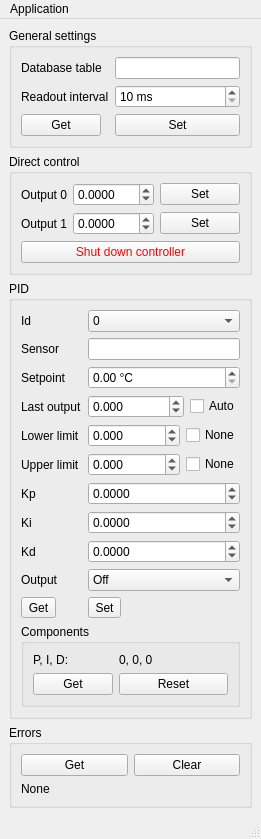
This is ControlPanel.ui in BenediktBurger/temperature-controller as Qt 5 draws it before an edit. The edited form follows.
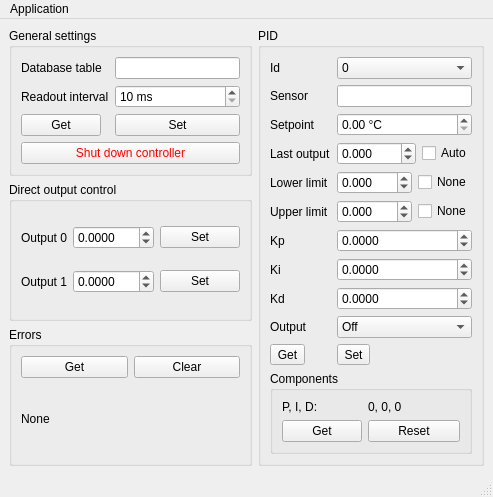
This is the edited form.

Commit message: Panel rearranged and tooltips added.

Diff of the .ui file:
```diff
--- a/ControlPanel.ui
+++ b/ControlPanel.ui
@@ -6,16 +6,16 @@
    <rect>
     <x>0</x>
     <y>0</y>
-    <width>243</width>
-    <height>767</height>
+    <width>453</width>
+    <height>452</height>
    </rect>
   </property>
   <property name="windowTitle">
    <string>Temperature Controller Control Panel</string>
   </property>
   <widget class="QWidget" name="centralwidget">
-   <layout class="QVBoxLayout" name="verticalLayout" stretch="0,0,0,0">
-    <item>
+   <layout class="QGridLayout" name="gridLayout_3">
+    <item row="0" column="0">
      <widget class="QGroupBox" name="gbGeneral">
       <property name="title">
        <string>General settings</string>
@@ -81,79 +81,7 @@
          </property>
         </widget>
        </item>
-      </layout>
-     </widget>
-    </item>
-    <item>
-     <widget class="QGroupBox" name="groupBox">
-      <property name="title">
-       <string>Direct control</string>
-      </property>
-      <layout class="QGridLayout" name="gridLayout" columnstretch="0,1,0">
-       <item row="0" column="0">
-        <widget class="QLabel" name="label_14">
-         <property name="text">
-          <string>Output 0</string>
-         </property>
-        </widget>
-       </item>
-       <item row="1" column="0">
-        <widget class="QLabel" name="label_15">
-         <property name="text">
-          <string>Output 1</string>
-         </property>
-        </widget>
-       </item>
-       <item row="0" column="1">
-        <widget class="QDoubleSpinBox" name="sbOut0">
-         <property name="decimals">
-          <number>4</number>
-         </property>
-         <property name="minimum">
-          <double>-100.000000000000000</double>
-         </property>
-         <property name="maximum">
-          <double>100.000000000000000</double>
-         </property>
-        </widget>
-       </item>
-       <item row="1" column="1">
-        <widget class="QDoubleSpinBox" name="sbOut1">
-         <property name="decimals">
-          <number>4</number>
-         </property>
-         <property name="minimum">
-          <double>-100.000000000000000</double>
-         </property>
-         <property name="maximum">
-          <double>100.000000000000000</double>
-         </property>
-         <property name="singleStep">
-          <double>0.100000000000000</double>
-         </property>
-        </widget>
-       </item>
-       <item row="1" column="2">
-        <widget class="QPushButton" name="pbOut1">
-         <property name="toolTip">
-          <string>Set the output to this value.</string>
-         </property>
-         <property name="text">
-          <string>Set</string>
-         </property>
-        </widget>
-       </item>
-       <item row="0" column="2">
-        <widget class="QPushButton" name="pbOut0">
-         <property name="toolTip">
-          <string>Set the output to this value.</string>
-         </property>
-         <property name="text">
-          <string>Set</string>
-         </property>
-        </widget>
-       </item>
-       <item row="2" column="0" colspan="3">
+       <item row="3" column="0" colspan="2">
         <widget class="QPushButton" name="pbShutDown">
          <property name="palette">
           <palette>
@@ -203,7 +131,118 @@
       </layout>
      </widget>
     </item>
-    <item>
+    <item row="1" column="0">
+     <widget class="QGroupBox" name="groupBox">
+      <property name="title">
+       <string>Direct output control</string>
+      </property>
+      <layout class="QGridLayout" name="gridLayout" columnstretch="0,1,0">
+       <item row="0" column="0">
+        <widget class="QLabel" name="label_14">
+         <property name="text">
+          <string>Output 0</string>
+         </property>
+        </widget>
+       </item>
+       <item row="1" column="0">
+        <widget class="QLabel" name="label_15">
+         <property name="text">
+          <string>Output 1</string>
+         </property>
+        </widget>
+       </item>
+       <item row="0" column="1">
+        <widget class="QDoubleSpinBox" name="sbOut0">
+         <property name="decimals">
+          <number>4</number>
+         </property>
+         <property name="minimum">
+          <double>-100.000000000000000</double>
+         </property>
+         <property name="maximum">
+          <double>100.000000000000000</double>
+         </property>
+        </widget>
+       </item>
+       <item row="1" column="1">
+        <widget class="QDoubleSpinBox" name="sbOut1">
+         <property name="decimals">
+          <number>4</number>
+         </property>
+         <property name="minimum">
+          <double>-100.000000000000000</double>
+         </property>
+         <property name="maximum">
+          <double>100.000000000000000</double>
+         </property>
+         <property name="singleStep">
+          <double>0.100000000000000</double>
+         </property>
+        </widget>
+       </item>
+       <item row="1" column="2">
+        <widget class="QPushButton" name="pbOut1">
+         <property name="toolTip">
+          <string>Set the output to this value.</string>
+         </property>
+         <property name="text">
+          <string>Set</string>
+         </property>
+        </widget>
+       </item>
+       <item row="0" column="2">
+        <widget class="QPushButton" name="pbOut0">
+         <property name="toolTip">
+          <string>Set the output to this value.</string>
+         </property>
+         <property name="text">
+          <string>Set</string>
+         </property>
+        </widget>
+       </item>
+      </layout>
+     </widget>
+    </item>
+    <item row="2" column="0">
+     <widget class="QGroupBox" name="gbErrors">
+      <property name="title">
+       <string>Errors</string>
+      </property>
+      <layout class="QGridLayout" name="gridLayout_2">
+       <item row="0" column="0">
+        <widget class="QPushButton" name="pbErrorsGet">
+         <property name="toolTip">
+          <string>Read the current errors.</string>
+         </property>
+         <property name="text">
+          <string>Get</string>
+         </property>
+        </widget>
+       </item>
+       <item row="0" column="1">
+        <widget class="QPushButton" name="pbErrorsClear">
+         <property name="toolTip">
+          <string>Clear the errors and read them afterwards.</string>
+         </property>
+         <property name="text">
+          <string>Clear</string>
+         </property>
+        </widget>
+       </item>
+       <item row="1" column="0" colspan="2">
+        <widget class="QLabel" name="lbErrors">
+         <property name="toolTip">
+          <string>Errors.</string>
+         </property>
+         <property name="text">
+          <string>None</string>
+         </property>
+        </widget>
+       </item>
+      </layout>
+     </widget>
+    </item>
+    <item row="0" column="1" rowspan="3">
      <widget class="QGroupBox" name="gbPID">
       <property name="toolTip">
        <string>Id of the PID controller.</string>
@@ -617,36 +656,6 @@
       </layout>
      </widget>
     </item>
-    <item>
-     <widget class="QGroupBox" name="gbErrors">
-      <property name="title">
-       <string>Errors</string>
-      </property>
-      <layout class="QGridLayout" name="gridLayout_2">
-       <item row="0" column="0">
-        <widget class="QPushButton" name="pbErrorsGet">
-         <property name="text">
-          <string>Get</string>
-         </property>
-        </widget>
-       </item>
-       <item row="0" column="1">
-        <widget class="QPushButton" name="pbErrorsClear">
-         <property name="text">
-          <string>Clear</string>
-         </property>
-        </widget>
-       </item>
-       <item row="1" column="0" colspan="2">
-        <widget class="QLabel" name="lbErrors">
-         <property name="text">
-          <string>None</string>
-         </property>
-        </widget>
-       </item>
-      </layout>
-     </widget>
-    </item>
    </layout>
   </widget>
   <widget class="QMenuBar" name="menubar">
@@ -654,7 +663,7 @@
     <rect>
      <x>0</x>
      <y>0</y>
-     <width>243</width>
+     <width>453</width>
      <height>21</height>
     </rect>
    </property>
```
Left out of the diff: 1 changed line with no effect on the pictures.
